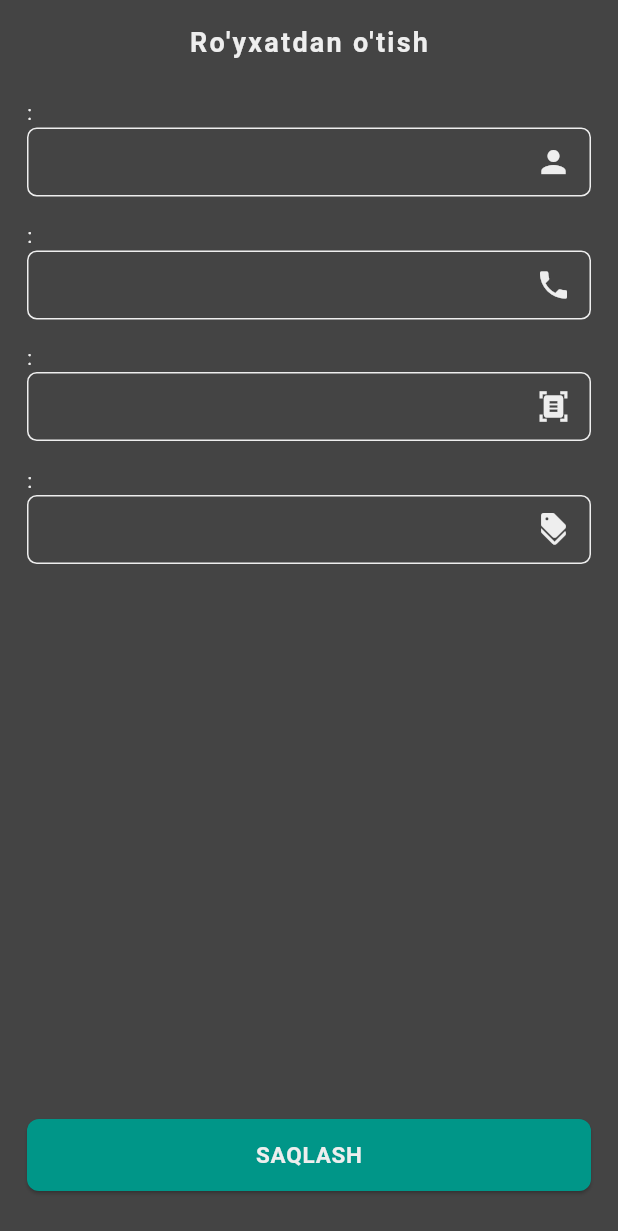
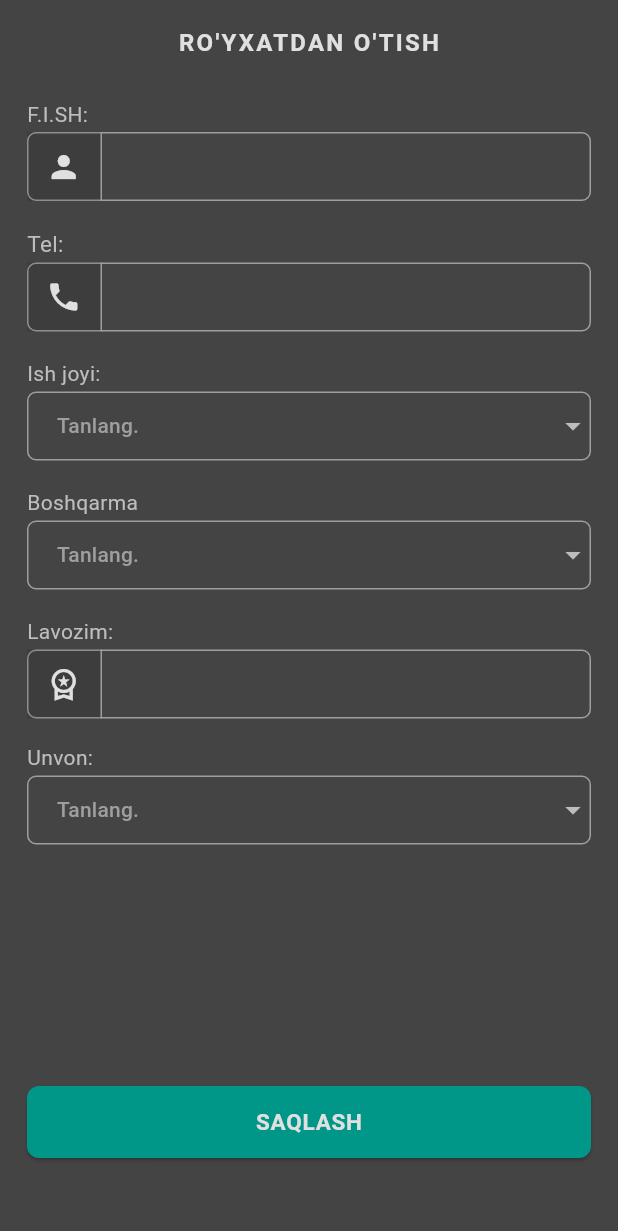
Before and after one commit to BekpolatNormurodov/imei, a Flutter app: the CreateOperData screen opened directly, on a phone screen of 412 x 824 dp. Shown: the top 1231 px of the screen. Run offline on Flutter 3.47's test engine with Material 3 defaults, Android fonts, the phone set to English and light mode, and no system bars; our stand-ins replace animated_search_bar, auto_animated, flutter_screenutil, get, hive_flutter, line_awesome_flutter and 2 more; missing offline and left inert: easy_mask, smart_auth; accounts and stored records are empty.

Commit message:
royxatdan utish dane

```diff
--- a/lib/Auth/login_page.dart
+++ b/lib/Auth/login_page.dart
@@ -73,7 +73,7 @@ class _LoginPageState extends State<LoginPage> {
           child: Text(
             "IMEI - 102",
             style: TextStyle(
-              color: Colors.grey.shade400,
+              color: Colors.grey.shade300,
               fontSize: 28.0,
               fontWeight: FontWeight.bold,
             ),
@@ -143,7 +143,9 @@ class _LoginPageState extends State<LoginPage> {
     return ElevatedButton(
       onPressed: () async {
         if (passwordController.text == usersPassword) {
-          Get.offAll(Hive.box('oper-data').isEmpty ? CreateOperData() : SelectionPage());
+          Get.offAll(Hive.box('oper-data').isEmpty
+              ? CreateOperData()
+              : SelectionPage());
           ScaffoldMessenger.of(context).showSnackBar(
             SnackBar(
               content: Text(
@@ -181,7 +183,8 @@ class _LoginPageState extends State<LoginPage> {
         //   setState(() {});
         // }
         else {
-          Get.snackbar('Faild...', "Parol xato", backgroundColor: Colors.red.withOpacity(.8));
+          Get.snackbar('Faild...', "Parol xato",
+              backgroundColor: Colors.red.withOpacity(.8));
         }
       },
       style: ElevatedButton.styleFrom(
--- a/lib/Screen/lost/create_imei_lost.dart
+++ b/lib/Screen/lost/create_imei_lost.dart
@@ -80,7 +80,7 @@ class _CreateImeiLostState extends State<CreateImeiLost> {
                           style: TextStyle(
                             fontSize: 16,
                             fontStyle: FontStyle.italic,
-                            color: Colors.teal.shade400,
+                            color: Colors.teal.shade300,
                             letterSpacing: 1,
                             fontWeight: FontWeight.w500,
                           ),
--- a/lib/Screen/selection_page.dart
+++ b/lib/Screen/selection_page.dart
@@ -79,7 +79,7 @@ class _SelectionPageState extends State<SelectionPage> {
           child: Text(
             "IMEI - 102",
             style: TextStyle(
-              color: Colors.grey.shade400,
+              color: Colors.grey.shade300,
               fontSize: 28.0,
               fontWeight: FontWeight.bold,
             ),
--- a/lib/Screen/settings/create_oper_data.dart
+++ b/lib/Screen/settings/create_oper_data.dart
@@ -8,27 +8,19 @@ class CreateOperData extends StatefulWidget {
 }
 
 class _CreateOperDataState extends State<CreateOperData> {
-  TextEditingController? imeiController;
-  TextEditingController? simController;
-  TextEditingController? modelController;
-  TextEditingController? colorController;
-  TextEditingController? shortInfoController;
+  String violat = '?';
+  String tuman = '?';
+  String unvon = '?';
+
   TextEditingController? fullnameController;
-  TextEditingController? numberController;
-  TextEditingController? jshshirController;
-  TextEditingController? shakl1Controller;
+  TextEditingController? telController;
+  TextEditingController? unvonController;
 
   @override
   void initState() {
-    imeiController = TextEditingController();
-    simController = TextEditingController();
-    modelController = TextEditingController();
-    colorController = TextEditingController();
-    shortInfoController = TextEditingController();
+    unvonController = TextEditingController();
+    telController = TextEditingController();
     fullnameController = TextEditingController();
-    numberController = TextEditingController();
-    jshshirController = TextEditingController();
-    shakl1Controller = TextEditingController();
     super.initState();
   }
 
@@ -41,38 +33,31 @@ class _CreateOperDataState extends State<CreateOperData> {
       appBar: AppBar(
         backgroundColor: Color.fromRGBO(68, 68, 68, 1),
         title: Text(
-          "Ro'yxatdan o'tish",
+          "Ro'yxatdan o'tish".toUpperCase(),
           style: TextStyle(
             fontWeight: FontWeight.w700,
-            fontSize: 18,
-            color: Colors.grey.shade200,
+            fontSize: 16,
+            color: Colors.grey.shade300,
             letterSpacing: 1.5,
           ),
         ),
         centerTitle: true,
       ),
-      body: Container(
+      body: SingleChildScrollView(
+        child: Container(
           width: Get.width,
-        height: Get.height,
-        padding: EdgeInsets.only(left: 18, right: 18, top: 10, bottom: 30),
+          height: Get.height - 84,
+          padding: EdgeInsets.only(left: 18, right: 18, top: 10, bottom: 24),
           child: Column(
             mainAxisAlignment: MainAxisAlignment.spaceBetween,
             children: [
-            owner(),
+              oper(),
               Container(
                 width: Get.width,
                 height: 48,
                 child: ElevatedButton.icon(
                   onPressed: () async {
-                  Get.off(ListImImeiLost());
-                  // Get.snackbar(
-                  //   'Successful',
-                  //   "Ma'lumotlari kiritildi !!!",
-                  //   backgroundColor: Colors.green.shade800,
-                  //   maxWidth: double.infinity,
-                  //   margin: EdgeInsets.symmetric(horizontal: 0, vertical: 0)
-                  // );
-
+                    Get.off(SelectionPage());
                     ScaffoldMessenger.of(context).showSnackBar(
                       SnackBar(
                         content: Text(
@@ -80,7 +65,7 @@ class _CreateOperDataState extends State<CreateOperData> {
                           style: TextStyle(
                             fontSize: 12,
                             fontWeight: FontWeight.w500,
-                          color: Colors.grey.shade200,
+                            color: Colors.grey.shade300,
                           ),
                         ),
                         showCloseIcon: true,
@@ -98,7 +83,7 @@ class _CreateOperDataState extends State<CreateOperData> {
                   label: Text(
                     "SAQLASH",
                     style: TextStyle(
-                    color: Colors.grey.shade200,
+                      color: Colors.grey.shade300,
                       fontSize: 15,
                       fontWeight: FontWeight.w600,
                       letterSpacing: .5,
@@ -109,60 +94,66 @@ class _CreateOperDataState extends State<CreateOperData> {
             ],
           ),
         ),
+      ),
     );
   }
 
-  owner() {
+  oper() {
     return Column(
       crossAxisAlignment: CrossAxisAlignment.start,
       children: [
         Text(
-          ":",
-          style: TextStyle(color: Colors.grey.shade200, fontSize: 13),
+          "F.I.SH:",
+          style: TextStyle(color: Colors.grey.shade400, fontSize: 14),
         ),
+        SizedBox(height: 2),
         Container(
           height: 46,
-          decoration: BoxDecoration(
-            border: Border.all(
-              color: Colors.grey.shade200,
-            ),
-            borderRadius: BorderRadius.circular(6.r),
-          ),
           child: TextFormField(
             controller: fullnameController,
-            cursorColor: Colors.grey.shade200,
+            cursorColor: Colors.grey.shade300,
             cursorWidth: 1,
-            keyboardType: TextInputType.name,
+            keyboardType: TextInputType.text,
             textInputAction: TextInputAction.next,
-            style: TextStyle(fontSize: 15, color: Colors.grey.shade200),
+            style: TextStyle(fontSize: 15, color: Colors.grey.shade300),
             decoration: InputDecoration(
               contentPadding: EdgeInsets.only(
-                left: 10,
-                right: 10,
-                top: 10,
+                right: 12,
+                top: 8,
               ),
-              border: InputBorder.none,
-              suffixIcon: Icon(
+              prefixIcon: Container(
+                width: 50,
+                margin: EdgeInsets.only(right: 12),
+                decoration: BoxDecoration(
+                  color: Colors.black.withOpacity(.1),
+                  border: Border(right: BorderSide(color: Colors.grey)),
+                ),
+                child: Icon(
                   Icons.person,
                   size: 24,
-                color: Colors.grey.shade200,
+                  color: Colors.grey.shade300,
+                ),
+              ),
+              focusedBorder: OutlineInputBorder(
+                borderRadius: BorderRadius.circular(6),
+                borderSide: BorderSide(color: Colors.grey.shade300),
+              ),
+              enabledBorder: OutlineInputBorder(
+                borderRadius: BorderRadius.circular(6),
+                borderSide: BorderSide(color: Colors.grey),
               ),
             ),
           ),
         ),
-        SizedBox(height: 16),
+        SizedBox(height: 18),
         Text(
-          ":",
-          style: TextStyle(color: Colors.grey.shade200),
+          "Tel:",
+          style: TextStyle(color: Colors.grey.shade400, fontSize: 15),
         ),
+        SizedBox(height: 2),
         Container(
           height: 46,
-          decoration: BoxDecoration(
-            border: Border.all(
-              color: Colors.grey.shade200,
-            ),
-            borderRadius: BorderRadius.circular(6.r),
-          ),
+
           child: TextFormField(
             inputFormatters: [
               TextInputMask(
@@ -171,108 +162,269 @@ class _CreateOperDataState extends State<CreateOperData> {
                 maxPlaceHolders: 9,
               )
             ],
-            controller: numberController,
-            cursorColor: Colors.grey.shade200,
+            controller: telController,
+            cursorColor: Colors.grey.shade300,
             cursorWidth: 1,
             keyboardType: TextInputType.number,
-            textInputAction: TextInputAction.next,
-            style: TextStyle(fontSize: 14, color: Colors.grey.shade200),
+            textInputAction: TextInputAction.done,
+            style: TextStyle(fontSize: 15, color: Colors.grey.shade300),
             decoration: InputDecoration(
               contentPadding: EdgeInsets.only(
-                left: 4,
-                right: 10,
-                top: 10,
+                right: 8,
               ),
-              border: InputBorder.none,
-              suffixIcon: Icon(
+              focusedBorder: OutlineInputBorder(
+                borderRadius: BorderRadius.circular(6),
+                borderSide: BorderSide(color: Colors.grey.shade300),
+              ),
+              enabledBorder: OutlineInputBorder(
+                borderRadius: BorderRadius.circular(6),
+                borderSide: BorderSide(color: Colors.grey),
+              ),
+              prefixIcon: Container(
+                width: 50,
+                margin: EdgeInsets.only(right: 6),
+                decoration: BoxDecoration(
+                  color: Colors.black.withOpacity(.1),
+                  border: Border(right: BorderSide(color: Colors.grey)),
+                ),
+                child: Icon(
                   Icons.phone,
                   size: 24,
-                color: Colors.grey.shade200,
+                  color: Colors.grey.shade300,
+                ),
+              ),
+            ),
+          ),
+        ),
+        SizedBox(height: 18),
+        Text(
+          "Ish joyi:",
+          style: TextStyle(color: Colors.grey.shade400),
+        ),
+        SizedBox(height: 2),
+        Container(
+          width: Get.width,
+          height: 46,
+          child: DropdownButtonFormField(
+            focusColor: Colors.transparent,
+            hint: Text(
+              "Tanlang.",
+              style: TextStyle(
+                fontSize: 14,
+                color: Colors.grey,
+              ),
+            ),
+            iconEnabledColor: Colors.grey.shade400,
+            dropdownColor: Color.fromRGBO(80, 80, 80, 1),
+            decoration: InputDecoration(
+              contentPadding: EdgeInsets.only(left: 16, right: 16),
+              focusedBorder: OutlineInputBorder(
+                borderRadius: BorderRadius.circular(6),
+                borderSide: BorderSide(color: Colors.grey.shade300),
+              ),
+              enabledBorder: OutlineInputBorder(
+                borderRadius: BorderRadius.circular(6),
+                borderSide: BorderSide(color: Colors.grey),
+              ),
+            ),
+            items: [
+              viloyatIIB("IIV"),
+              viloyatIIB("Toshkent shahar"),
+              viloyatIIB("Toshkent viloyati"),
+              viloyatIIB("Sirdaryo viloyati"),
+              viloyatIIB("Jizzax viloyati"),
+              viloyatIIB("Samarqand viloyati"),
+              viloyatIIB("Farg'ona viloyati"),
+              viloyatIIB("Namangan viloyati"),
+              viloyatIIB("Andijon viloyati"),
+              viloyatIIB("Qashqadaryo  viloyati"),
+              viloyatIIB("Surxandaryo viloyati"),
+              viloyatIIB("Buxoro viloyati"),
+              viloyatIIB("Navoiy viloyati"),
+              viloyatIIB("Xorazm viloyati"),
+              viloyatIIB("Qoraqalpog'iston Res."),
+            ],
+            onChanged: (e) {
+              violat = e!;
+              setState(() {});
+            },
+          ),
+        ),
+        SizedBox(height: 18),
+        Text(
+          "Boshqarma",
+          style: TextStyle(color: Colors.grey.shade400),
+        ),
+        SizedBox(height: 2),
+        Container(
+          width: Get.width,
+          height: 46,
+          child: DropdownButtonFormField(
+            focusColor: Colors.transparent,
+            hint: Text(
+              "Tanlang.",
+              style: TextStyle(
+                fontSize: 14,
+                color: Colors.grey,
+              ),
+            ),
+            iconEnabledColor: Colors.grey.shade400,
+            dropdownColor: Color.fromRGBO(80, 80, 80, 1),
+            decoration: InputDecoration(
+              contentPadding: EdgeInsets.only(left: 16, right: 16),
+              focusedBorder: OutlineInputBorder(
+                borderRadius: BorderRadius.circular(6),
+                borderSide: BorderSide(color: Colors.grey.shade300),
+              ),
+              enabledBorder: OutlineInputBorder(
+                borderRadius: BorderRadius.circular(6),
+                borderSide: BorderSide(color: Colors.grey),
+              ),
+            ),
+            items: [
+              tumanIIB("Navoiy viloyati IIB"),
+              tumanIIB("Navoiy shahar IIB"),
+              tumanIIB("Karmana tumani IIB"),
+              tumanIIB("Navbahor tumani IIB"),
+              tumanIIB("Konimex tumani IIB"),
+              tumanIIB("Qiziltepa tumani IIB"),
+              tumanIIB("Xatirchi tumani IIB"),
+              tumanIIB("Zarafshon shahar IIB"),
+              tumanIIB("Uchquduq tumani IIB"),
+              tumanIIB("Nurota tumani IIB"),
+              tumanIIB("Tomdi tumani IIB"),
+              tumanIIB("G'azg'on tumani IIB"),
+            ],
+            onChanged: (e) {
+              tuman = e!;
+              setState(() {});
+            },
+          ),
+        ),
+        SizedBox(height: 18),
+        Text(
+          "Lavozim:",
+          style: TextStyle(color: Colors.grey.shade400),
+        ),
+        SizedBox(height: 2),
+        Container(
+          height: 46,
+          child: TextFormField(
+            controller: unvonController,
+            cursorColor: Colors.grey.shade300,
+            cursorWidth: 1,
+            keyboardType: TextInputType.text,
+            textInputAction: TextInputAction.done,
+            style: TextStyle(
+              fontSize: 14,
+              color: Colors.grey.shade300,
+            ),
+            decoration: InputDecoration(
+              contentPadding: EdgeInsets.only(
+                left: 12,
+                right: 8,
+                top: 8,
+              ),
+               focusedBorder: OutlineInputBorder(
+                borderRadius: BorderRadius.circular(6),
+                borderSide: BorderSide(color: Colors.grey.shade300),
+              ),
+              enabledBorder: OutlineInputBorder(
+                borderRadius: BorderRadius.circular(6),
+                borderSide: BorderSide(color: Colors.grey),
+              ),
+              prefixIcon: Container(
+                width: 50,
+                margin: EdgeInsets.only(right: 12),
+                decoration: BoxDecoration(
+                  color: Colors.black.withOpacity(.1),
+                  border: Border(right: BorderSide(color: Colors.grey)),
+                ),
+                child: Icon(
+                  Icons.workspace_premium_outlined,
+                  size: 24,
+                  color: Colors.grey.shade300,
+                ),
               ),
             ),
           ),
         ),
         SizedBox(height: 16),
         Text(
-          ":",
-          style: TextStyle(color: Colors.grey.shade200, fontSize: 13),
+          "Unvon:",
+          style: TextStyle(color: Colors.grey.shade400, fontSize: 14),
         ),
+        SizedBox(height: 2),
         Container(
+          width: Get.width,
           height: 46,
-          decoration: BoxDecoration(
-            border: Border.all(
-              color: Colors.grey.shade200,
-            ),
-            borderRadius: BorderRadius.circular(6.r),
-          ),
-          child: TextFormField(
-            inputFormatters: [
-              TextInputMask(
-                mask: '\\ 99999999999999',
-                placeholder: '_ ',
-                maxPlaceHolders: 14,
-              )
-            ],
-            controller: jshshirController,
-            cursorColor: Colors.grey.shade200,
-            cursorWidth: 1,
-            keyboardType: TextInputType.number,
-            textInputAction: TextInputAction.next,
-            style: TextStyle(fontSize: 14, color: Colors.grey.shade200),
-            decoration: InputDecoration(
-              contentPadding: EdgeInsets.only(
-                left: 4,
-                right: 10,
-                top: 10,
-              ),
-              border: InputBorder.none,
-              suffixIcon: Icon(
-                Icons.document_scanner,
-                size: 22,
-                color: Colors.grey.shade200,
+          child: DropdownButtonFormField(
+            focusColor: Colors.transparent,
+            hint: Text(
+              "Tanlang.",
+              style: TextStyle(
+                fontSize: 14,
+                color: Colors.grey,
               ),
             ),
+            iconEnabledColor: Colors.grey.shade400,
+            dropdownColor: Color.fromRGBO(80, 80, 80, 1),
+            decoration: InputDecoration(
+              contentPadding: EdgeInsets.only(left: 16, right: 16),
+              focusedBorder: OutlineInputBorder(
+                borderRadius: BorderRadius.circular(6),
+                borderSide: BorderSide(color: Colors.grey.shade300),
+              ),
+              enabledBorder: OutlineInputBorder(
+                borderRadius: BorderRadius.circular(6),
+                borderSide: BorderSide(color: Colors.grey),
               ),
             ),
-        SizedBox(height: 16),
-        Text(
-          ":",
-          style: TextStyle(color: Colors.grey.shade200),
-        ),
-        Container(
-          height: 46,
-          decoration: BoxDecoration(
-            border: Border.all(
-              color: Colors.grey.shade200,
-            ),
-            borderRadius: BorderRadius.circular(6.r),
-          ),
-          child: TextFormField(
-            controller: shakl1Controller,
-            cursorColor: Colors.grey.shade200,
-            cursorWidth: 1,
-            keyboardType: TextInputType.number,
-            textInputAction: TextInputAction.next,
-            style: TextStyle(
-              fontSize: 14,
-              color: Colors.grey.shade200,
-            ),
-            decoration: InputDecoration(
-              contentPadding: EdgeInsets.only(
-                left: 12,
-                right: 10,
-                top: 10,
-              ),
-              border: InputBorder.none,
-              suffixIcon: Icon(
-                Icons.discount,
-                size: 22,
-                color: Colors.grey.shade200,
-              ),
-            ),
+            items: [
+              unvonIIB("Safdor"),
+              unvonIIB("Kichik serjant"),
+              unvonIIB("Serjant"),
+              unvonIIB("Katta serjant"),
+              unvonIIB("Leytenant"),
+              unvonIIB("Katta leytenant"),
+              unvonIIB("Kapitan"),
+              unvonIIB("Mayor"),
+              unvonIIB("Podpolkovnik"),
+              unvonIIB("Polkovnik"),
+            ],
+            onChanged: (e) {
+              violat = e!;
+              setState(() {});
+            },
           ),
         ),
       ],
     );
   }
+
+  DropdownMenuItem viloyatIIB(viloyat) => DropdownMenuItem(
+        child: Text(
+          viloyat.toUpperCase(),
+          style: TextStyle(fontSize: 12.8, color: Colors.grey.shade300),
+        ),
+        value: viloyat,
+        onTap: () {},
+      );
+  DropdownMenuItem tumanIIB(tuman) => DropdownMenuItem(
+        child: Text(
+          tuman.toUpperCase(),
+          style: TextStyle(fontSize: 12.8, color: Colors.grey.shade300),
+        ),
+        value: tuman,
+        onTap: () {},
+      );
+
+  DropdownMenuItem unvonIIB(unvon) => DropdownMenuItem(
+        child: Text(
+          unvon.toUpperCase(),
+          style: TextStyle(fontSize: 12.8, color: Colors.grey.shade300),
+        ),
+        value: unvon,
+        onTap: () {},
+      );
 }
```
Lines whose indentation alone changed are shown as unchanged.
